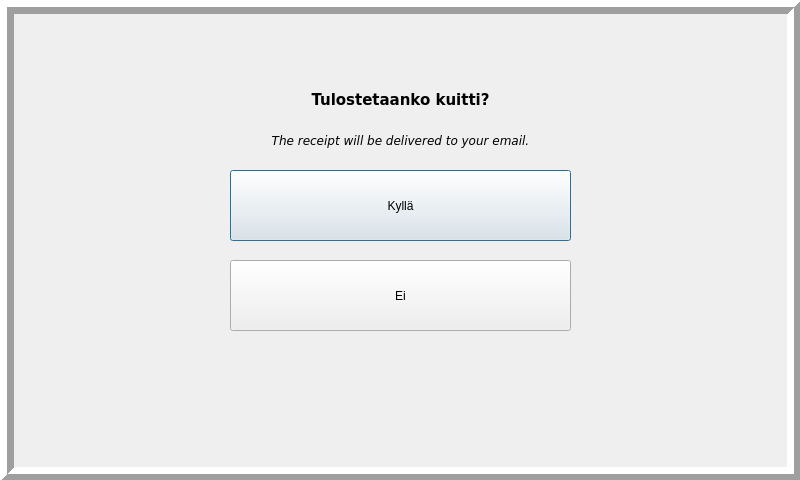
This is frontend/receiptwindow.ui in slmksav/Qt6-ATM-app as Qt 5 draws it before an edit. The edited form follows.
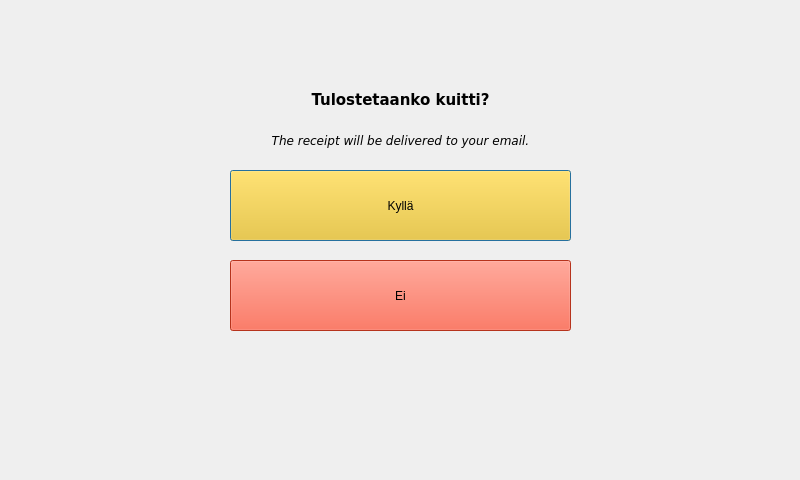
This is the edited form. Icons and pictures are not drawn.

What changed in the file:
```diff
--- a/frontend/receiptwindow.ui
+++ b/frontend/receiptwindow.ui
@@ -37,6 +37,9 @@
      <height>71</height>
     </rect>
    </property>
+   <property name="styleSheet">
+    <string notr="true">background-color: rgb(254, 195, 10);</string>
+   </property>
    <property name="text">
     <string>Kyllä</string>
    </property>
@@ -53,6 +56,9 @@
      <height>71</height>
     </rect>
    </property>
+   <property name="styleSheet">
+    <string notr="true">background-color: rgb(255, 71, 39);</string>
+   </property>
    <property name="text">
     <string>Ei</string>
    </property>
@@ -107,7 +113,7 @@
     <set>Qt::AlignCenter</set>
    </property>
   </widget>
-  <widget class="QLabel" name="imageLabel">
+  <widget class="QWidget" name="widget" native="true">
    <property name="geometry">
     <rect>
      <x>0</x>
@@ -116,20 +122,13 @@
      <height>481</height>
     </rect>
    </property>
-   <property name="frameShape">
-    <enum>QFrame::Box</enum>
-   </property>
-   <property name="frameShadow">
-    <enum>QFrame::Raised</enum>
-   </property>
-   <property name="lineWidth">
-    <number>7</number>
-   </property>
-   <property name="text">
-    <string/>
-   </property>
-   <property name="scaledContents">
-    <bool>false</bool>
+   <property name="styleSheet">
+    <string notr="true">
+    background-image: url(:/exeimgs/blueblue.png);
+    background-repeat: no-repeat;
+    background-position: center;
+
+</string>
    </property>
   </widget>
   <zorder>imageLabel</zorder>
```
Left out of the diff: 2 changed lines with no effect on the pictures.
